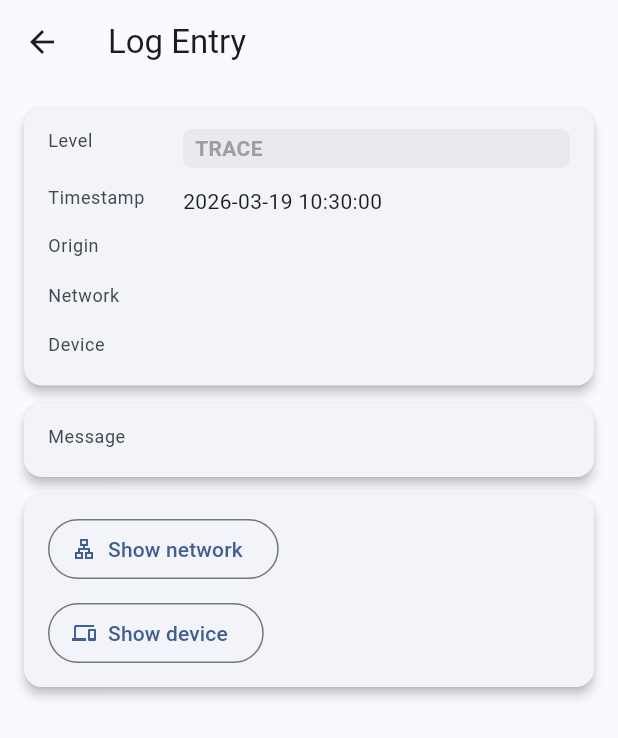
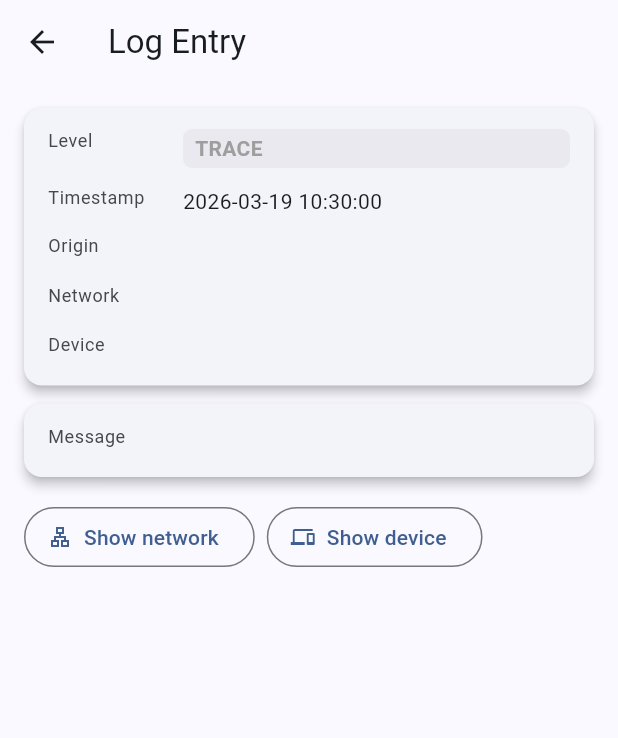
Before and after one commit to matjazt/netmon2Gui, a Flutter app: the LogDetailScreen screen opened directly with empty values, on a phone screen of 412 x 824 dp. Shown: the top 738 px of the screen. Run offline on Flutter 3.47's test engine with Material 3 defaults, Android fonts, the phone set to English and light mode, and no system bars; our stand-ins replace dio, shared_preferences; accounts and stored records are empty.

Commit message:
Refactor button layout in device, history, and log detail screens to use Wrap for better spacing

```diff
--- a/lib/screens/device_detail_screen.dart
+++ b/lib/screens/device_detail_screen.dart
@@ -286,7 +286,9 @@ class _DeviceDetailScreenState extends State<DeviceDetailScreen>
         if (d.vendor != null) _infoRow('Vendor', d.vendor!),
         _infoRow('Operation mode', d.deviceOperationMode ?? '-'),
         _infoRow('Last seen', d.lastSeen?.toLocal().toString() ?? '-'),
-        Padding(
+        Align(
+          alignment: Alignment.centerLeft,
+          child: Padding(
             padding: const EdgeInsets.symmetric(vertical: 4),
             child: OutlinedButton.icon(
               icon: const Icon(Icons.lan_outlined, size: 16),
@@ -294,6 +296,7 @@ class _DeviceDetailScreenState extends State<DeviceDetailScreen>
               onPressed: () => Navigator.of(
                 context,
               ).pushNamed('/network', arguments: d.networkId),
+            ),
           ),
         ),
       ],
--- a/lib/screens/log_detail_screen.dart
+++ b/lib/screens/log_detail_screen.dart
@@ -63,33 +63,30 @@ class LogDetailScreen extends StatelessWidget {
           ),
           if (entry.networkId != null || entry.deviceId != null) ...[
             const SizedBox(height: 12),
-            _DetailCard(
-              children: [
-                if (entry.networkId != null) ...[
-                  Padding(
-                    padding: const EdgeInsets.symmetric(vertical: 4),
-                    child: OutlinedButton.icon(
+            Padding(
+              padding: const EdgeInsets.symmetric(vertical: 4),
+              child: Wrap(
+                spacing: 8,
+                runSpacing: 8,
+                children: [
+                  if (entry.networkId != null)
+                    OutlinedButton.icon(
                       icon: const Icon(Icons.lan_outlined, size: 16),
                       label: const Text('Show network'),
                       onPressed: () => Navigator.of(
                         context,
                       ).pushNamed('/network', arguments: entry.networkId),
                     ),
-                  ),
-                ],
-                if (entry.deviceId != null) ...[
-                  Padding(
-                    padding: const EdgeInsets.symmetric(vertical: 4),
-                    child: OutlinedButton.icon(
+                  if (entry.deviceId != null)
+                    OutlinedButton.icon(
                       icon: const Icon(Icons.devices_outlined, size: 16),
                       label: const Text('Show device'),
                       onPressed: () => Navigator.of(
                         context,
                       ).pushNamed('/device', arguments: entry.deviceId),
                     ),
-                  ),
                 ],
-              ],
+              ),
             ),
           ],
         ],
```
Also changed, not shown: lib/screens/history_detail_screen.dart (+10 -11 lines). Lines whose indentation alone changed are shown as unchanged.
